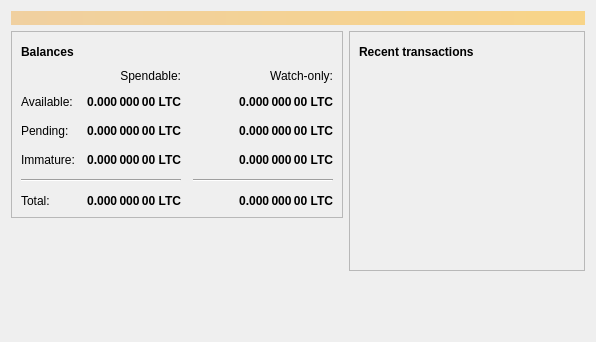
The window that src/qt/forms/overviewpage.ui (BTP86/bontoncoin) describes before a commit, drawn with Qt 5.
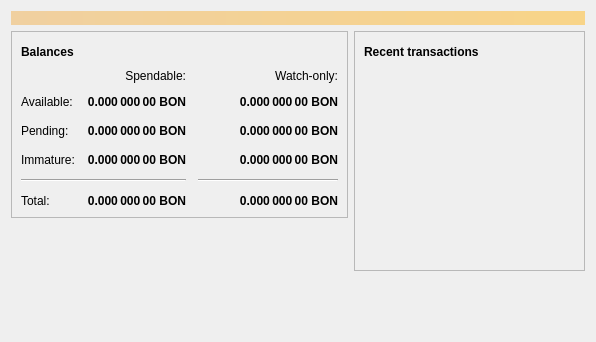
The same window after the commit. Icons and pictures are not drawn.

Diff of the .ui file:
```diff
--- a/src/qt/forms/overviewpage.ui
+++ b/src/qt/forms/overviewpage.ui
@@ -129,7 +129,7 @@
                <string>Unconfirmed transactions to watch-only addresses</string>
               </property>
               <property name="text">
-               <string notr="true">0.000 000 00 LTC</string>
+               <string notr="true">0.000 000 00 BON</string>
               </property>
               <property name="alignment">
                <set>Qt::AlignRight|Qt::AlignTrailing|Qt::AlignVCenter</set>
@@ -154,7 +154,7 @@
                <string>Total of transactions that have yet to be confirmed, and do not yet count toward the spendable balance</string>
               </property>
               <property name="text">
-               <string notr="true">0.000 000 00 LTC</string>
+               <string notr="true">0.000 000 00 BON</string>
               </property>
               <property name="alignment">
                <set>Qt::AlignRight|Qt::AlignTrailing|Qt::AlignVCenter</set>
@@ -179,7 +179,7 @@
                <string>Mined balance in watch-only addresses that has not yet matured</string>
               </property>
               <property name="text">
-               <string notr="true">0.000 000 00 LTC</string>
+               <string notr="true">0.000 000 00 BON</string>
               </property>
               <property name="alignment">
                <set>Qt::AlignRight|Qt::AlignTrailing|Qt::AlignVCenter</set>
@@ -237,7 +237,7 @@
                <string>Mined balance that has not yet matured</string>
               </property>
               <property name="text">
-               <string notr="true">0.000 000 00 LTC</string>
+               <string notr="true">0.000 000 00 BON</string>
               </property>
               <property name="alignment">
                <set>Qt::AlignRight|Qt::AlignTrailing|Qt::AlignVCenter</set>
@@ -282,7 +282,7 @@
                <string>Your current total balance</string>
               </property>
               <property name="text">
-               <string notr="true">0.000 000 00 LTC</string>
+               <string notr="true">0.000 000 00 BON</string>
               </property>
               <property name="alignment">
                <set>Qt::AlignRight|Qt::AlignTrailing|Qt::AlignVCenter</set>
@@ -307,7 +307,7 @@
                <string>Current total balance in watch-only addresses</string>
               </property>
               <property name="text">
-               <string notr="true">0.000 000 00 LTC</string>
+               <string notr="true">0.000 000 00 BON</string>
               </property>
               <property name="alignment">
                <set>Qt::AlignRight|Qt::AlignTrailing|Qt::AlignVCenter</set>
@@ -349,7 +349,7 @@
                <string>Your current spendable balance</string>
               </property>
               <property name="text">
-               <string notr="true">0.000 000 00 LTC</string>
+               <string notr="true">0.000 000 00 BON</string>
               </property>
               <property name="alignment">
                <set>Qt::AlignRight|Qt::AlignTrailing|Qt::AlignVCenter</set>
@@ -374,7 +374,7 @@
                <string>Your current balance in watch-only addresses</string>
               </property>
               <property name="text">
-               <string notr="true">0.000 000 00 LTC</string>
+               <string notr="true">0.000 000 00 BON</string>
               </property>
               <property name="alignment">
                <set>Qt::AlignRight|Qt::AlignTrailing|Qt::AlignVCenter</set>
```
Left out of the diff: 4 changed lines with no effect on the pictures.
